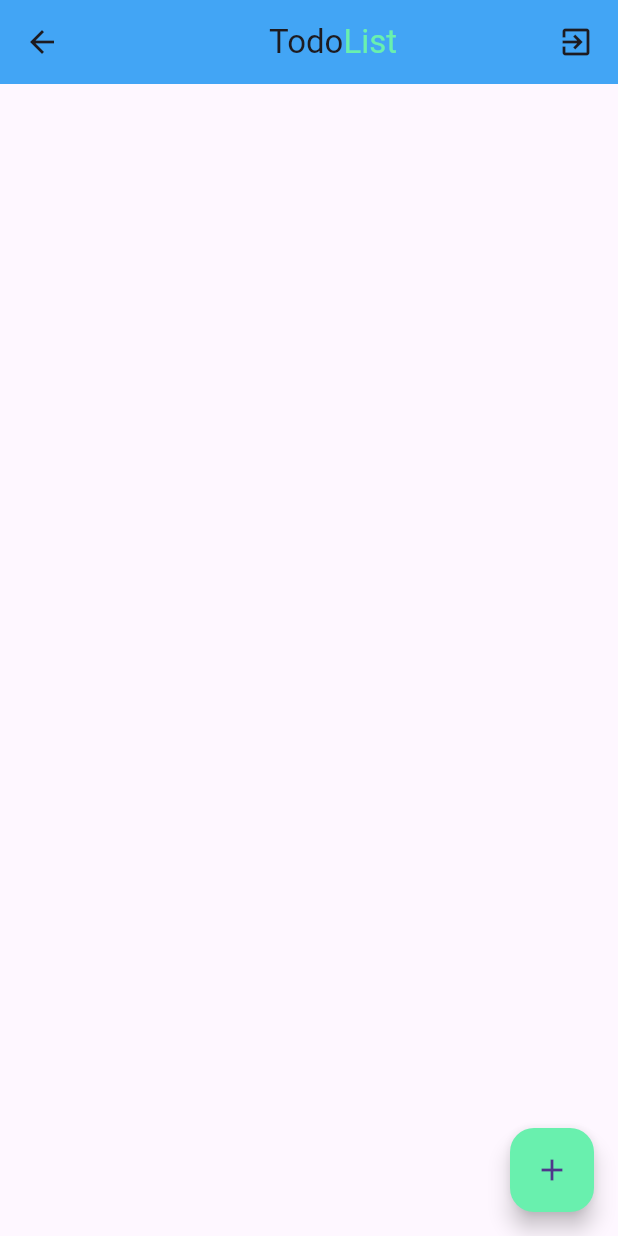
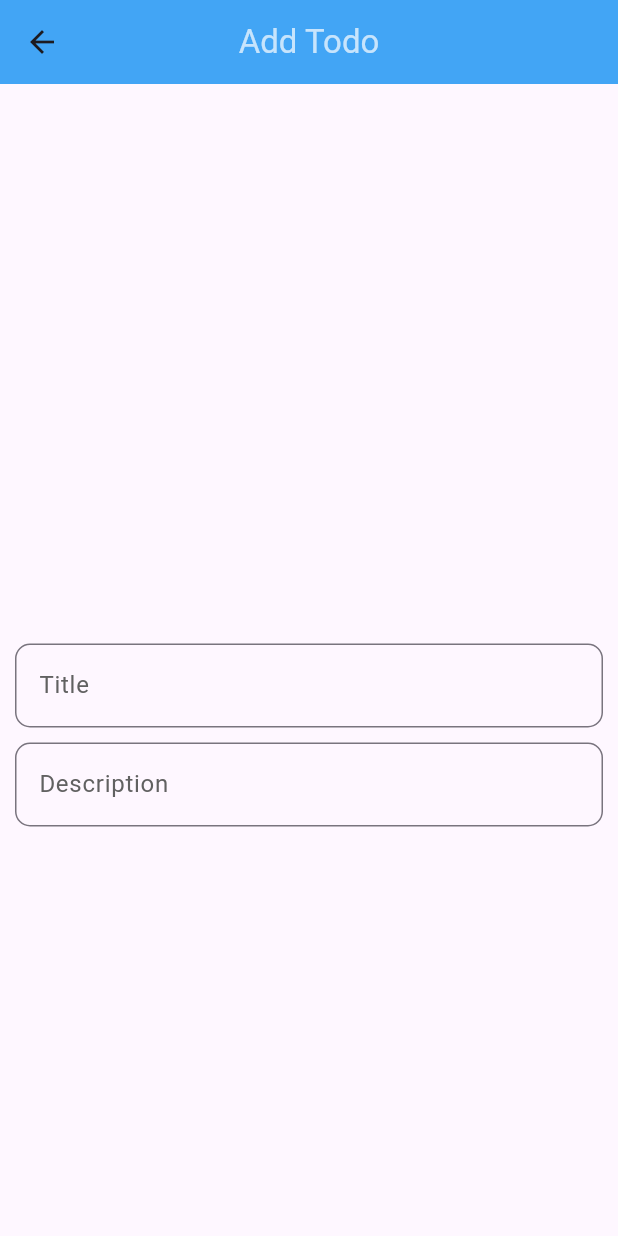
Before and after one commit to basti456/TodoFlutterApp, a Flutter app: the HomeScreen screen opened by its route, after a tap on the "add" icon, on a phone screen of 412 x 824 dp. Run offline on Flutter 3.47's test engine with Material 3 defaults, Android fonts, the phone set to English and light mode, and no system bars; our stand-ins replace cloud_firestore, firebase_auth, firebase_core, google_fonts, logger, lottie; accounts and stored records are empty.

Commit message:
wip:home screen and todo screen

```diff
--- a/lib/main.dart
+++ b/lib/main.dart
@@ -1,7 +1,7 @@
-import 'package:firebase_auth/firebase_auth.dart';
 import 'package:firebase_core/firebase_core.dart';
 import 'package:flutter/material.dart';
 import 'package:todo_app/firebase_options.dart';
+import 'package:todo_app/screens/addtodo.dart';
 import 'package:todo_app/screens/authscreen.dart';
 import 'package:todo_app/screens/home.dart';
 import 'package:todo_app/screens/splashscreen.dart';
@@ -24,7 +24,8 @@ class MyApp extends StatelessWidget {
       routes: {
         '/': (context) => const SplashScreen(),
         '/home': (context) => const HomeScreen(),
-        '/auth': (context) => const AuthScreen()
+        '/auth': (context) => const AuthScreen(),
+        '/addTodo':(context) => const AddTodoScreen()
       },
     );
   }
--- /dev/null
+++ b/lib/screens/addtodo.dart
@@ -0,0 +1,56 @@
+import 'package:flutter/material.dart';
+
+class AddTodoScreen extends StatefulWidget {
+  const AddTodoScreen({super.key});
+
+  @override
+  State<AddTodoScreen> createState() => _AddTodoScreenState();
+}
+
+class _AddTodoScreenState extends State<AddTodoScreen> {
+  @override
+  Widget build(BuildContext context) {
+    return Scaffold(
+      appBar: AppBar(
+        title: const Text(
+          "Add Todo",
+          style: TextStyle(color: Colors.white70),
+        ),
+        centerTitle: true,
+        backgroundColor: Colors.blue[400],
+      ),
+      body: Container(
+        padding: EdgeInsets.all(10.0),
+        child: Column(
+          mainAxisAlignment: MainAxisAlignment.center,
+          children: [
+            SizedBox(
+              height: 100.0,
+            ),
+            TextField(
+              decoration: InputDecoration(
+                labelText: 'Title',
+                labelStyle: TextStyle(color: Colors.grey.shade700),
+                border: OutlineInputBorder(
+                  borderRadius: BorderRadius.circular(10.0),
+                ),
+              ),
+            ),
+            SizedBox(
+              height: 10.0,
+            ),
+            TextField(
+              decoration: InputDecoration(
+                labelText: 'Description',
+                labelStyle: TextStyle(color: Colors.grey.shade700),
+                border: OutlineInputBorder(
+                  borderRadius: BorderRadius.circular(10.0),
+                ),
+              ),
+            ),
+          ],
+        ),
+      ),
+    );
+  }
+}
--- a/lib/screens/home.dart
+++ b/lib/screens/home.dart
@@ -37,7 +37,7 @@ class _HomeScreenState extends State<HomeScreen> {
       body: Container(),
       floatingActionButton: FloatingActionButton(
         onPressed: () {
-          Navigator.pushNamed(context, '/add');
+          Navigator.pushNamed(context, '/addTodo');
         },
         child: Icon(Icons.add),
         backgroundColor: Colors.greenAccent,
```
